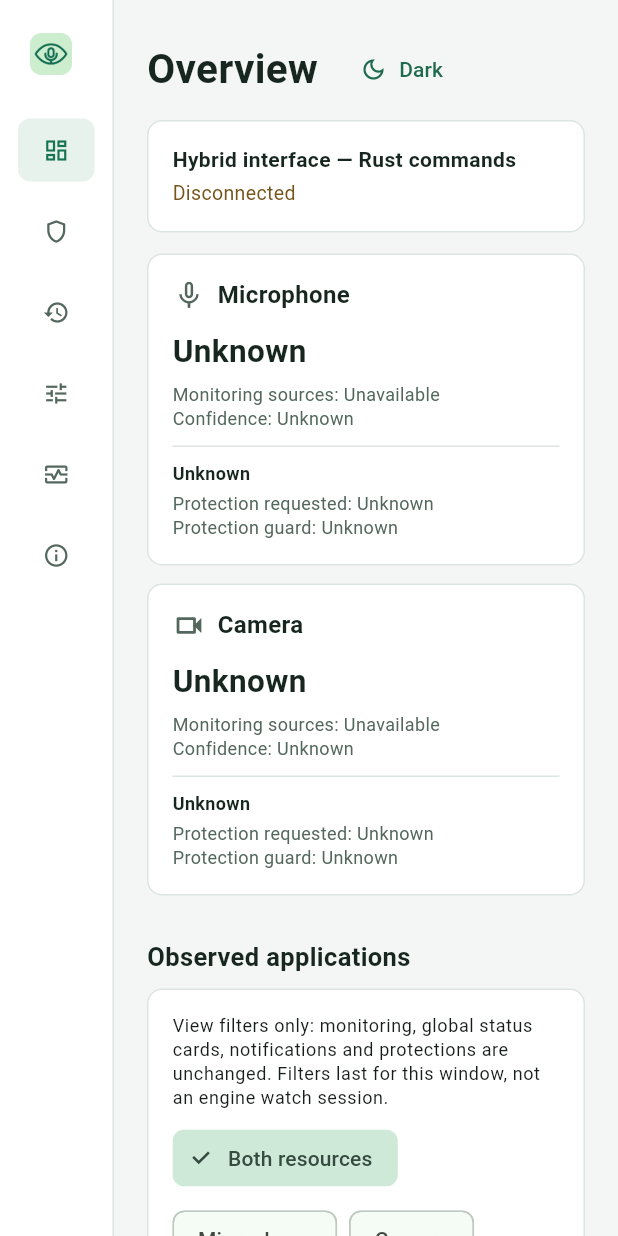
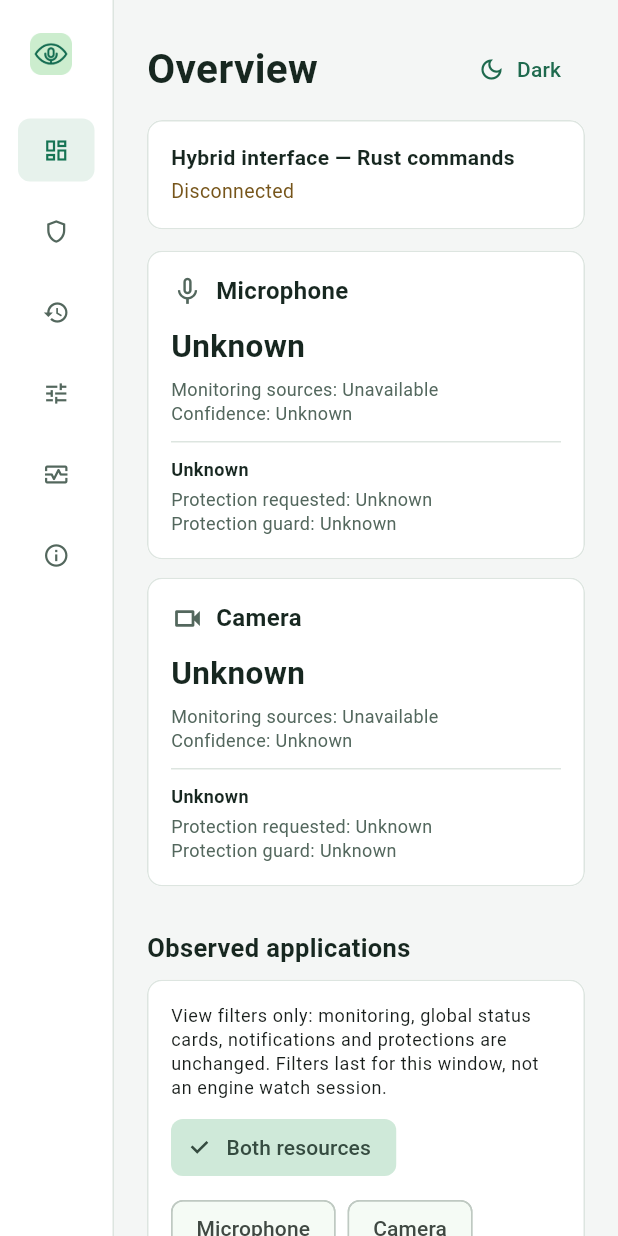
Before and after one commit to Roman-Cuisset/miccamwatch, a Flutter app: the screen it shows after launch, on a phone screen of 412 x 824 dp. Run offline on Flutter 3.47's test engine with Material 3 defaults, Android fonts, the phone set to English and light mode, and no system bars.

Commit message:
[CF-Pages-Skip] [skip ci] Fix Flutter shell overflow, Material panel ink/focus, accessibility and add shell tests

```diff
--- a/desktop/flutter/lib/main.dart
+++ b/desktop/flutter/lib/main.dart
@@ -85,8 +85,17 @@ enum AppPage {
 }
 
 class MicCamWatchApp extends StatefulWidget {
-  const MicCamWatchApp({super.key, required this.dark});
+  const MicCamWatchApp({
+    super.key,
+    required this.dark,
+    this.inputStream,
+    this.sendCommandOverride,
+    this.onTransportDone,
+  });
   final bool dark;
+  final Stream<List<int>>? inputStream;
+  final Future<void> Function(Map<String, dynamic>)? sendCommandOverride;
+  final VoidCallback? onTransportDone;
   @override
   State<MicCamWatchApp> createState() => _MicCamWatchAppState();
 }
@@ -136,17 +145,18 @@ class _MicCamWatchAppState extends State<MicCamWatchApp> {
   @override
   void initState() {
     super.initState();
-    microphoneCommands = MicrophoneCommandClient(send: sendCommand);
-    preferenceCommands = PreferenceCommandClient(send: sendCommand);
-    consultation = ConsultationClient(send: sendCommand);
+    final sender = widget.sendCommandOverride ?? sendCommand;
+    microphoneCommands = MicrophoneCommandClient(send: sender);
+    preferenceCommands = PreferenceCommandClient(send: sender);
+    consultation = ConsultationClient(send: sender);
     session.addListener(_changed);
     clock = Timer.periodic(const Duration(seconds: 1), (_) => session.tick());
-    input = wire.SnapshotInput(stdin, session, onSnapshot: () {
+    input = wire.SnapshotInput(widget.inputStream ?? stdin, session, onSnapshot: () {
       if (!receivedTiming && (session.sequence ?? 0) > 0) {
         receivedTiming = true;
-        timing('snapshot_received');
+        if (widget.sendCommandOverride == null) timing('snapshot_received');
       }
-    }, onDone: _close);
+    }, onDone: widget.onTransportDone ?? _close);
     WidgetsBinding.instance.addPostFrameCallback((_) => _frameTheme());
     if (UiQualification.enabled) {
       qualification = UiQualification(
@@ -251,7 +261,15 @@ class _MicCamWatchAppState extends State<MicCamWatchApp> {
       WidgetsBinding.instance.addPostFrameCallback((_) {
         if (!ready && mounted && session.transportLive && session.sequence == sequence) {
           ready = true;
-          emit({'type': 'ready', 'sequence': sequence});
+          if (widget.sendCommandOverride != null) {
+            unawaited(widget.sendCommandOverride!({
+              'protocol_version': wire.protocolVersion,
+              'type': 'ready',
+              'sequence': sequence,
+            }));
+          } else {
+            emit({'type': 'ready', 'sequence': sequence});
+          }
         }
       });
     }
@@ -271,13 +289,14 @@ class _MicCamWatchAppState extends State<MicCamWatchApp> {
               Image.asset('assets/miccamwatch.png', width: 28, height: 28, excludeFromSemantics: true),
               if (!compact) ...[
                 const SizedBox(width: 7),
-                Text('MicCamWatch', style: c.type(15, bold: true)),
+                Expanded(child: Text('MicCamWatch', style: c.type(15, bold: true),
+                  maxLines: 1, overflow: TextOverflow.ellipsis)),
               ],
             ])),
             const SizedBox(height: 26),
             for (final destination in AppPage.values) Padding(
               padding: const EdgeInsets.only(bottom: 6),
-              child: Tooltip(message: titles[destination]!, child: Semantics(
+              child: Tooltip(message: titles[destination]!, excludeFromSemantics: true, child: Semantics(
                 identifier: 'navigation.${destination.name}',
                 selected: page == destination,
                 child: TextButton(
@@ -296,12 +315,14 @@ class _MicCamWatchAppState extends State<MicCamWatchApp> {
           ]))),
         Expanded(child: SingleChildScrollView(key: ValueKey(page), padding: const EdgeInsets.all(22),
           child: Column(crossAxisAlignment: CrossAxisAlignment.start, children: [
-            Wrap(alignment: WrapAlignment.spaceBetween, crossAxisAlignment: WrapCrossAlignment.center,
+            SizedBox(width: double.infinity, child: Wrap(
+              alignment: WrapAlignment.spaceBetween, crossAxisAlignment: WrapCrossAlignment.center,
               spacing: 16, runSpacing: 8, children: [Text(titles[page]!, style: c.type(27, bold: true)),
-              TextButton.icon(onPressed: _theme,
+              Semantics(identifier: 'theme.toggle', child: TextButton.icon(
+                key: const ValueKey('theme.toggle'), onPressed: _theme,
                 icon: Icon(dark ? Icons.light_mode_outlined : Icons.dark_mode_outlined, size: 18),
-                label: Text(l[dark ? 'light' : 'dark'])),
-            ]),
+                label: Text(l[dark ? 'light' : 'dark']))),
+            ])),
             const SizedBox(height: 10),
             _panel(c, Column(crossAxisAlignment: CrossAxisAlignment.start, children: [
               Text(l[snapshot?.engine['mode'] == 'read_only_development' ? 'readOnly'
@@ -360,10 +381,18 @@ class _MicCamWatchAppState extends State<MicCamWatchApp> {
     );
   }
 
-  Widget _panel(Palette c, Widget child) => Container(
-    width: double.infinity, padding: const EdgeInsets.all(16),
-    decoration: BoxDecoration(color: c.card, borderRadius: BorderRadius.circular(10),
-      border: Border.all(color: c.border)), child: child);
+  Widget _panel(Palette c, Widget child) => Material(
+    color: c.card,
+    shape: RoundedRectangleBorder(
+      borderRadius: BorderRadius.circular(10),
+      side: BorderSide(color: c.border),
+    ),
+    clipBehavior: Clip.antiAlias,
+    child: SizedBox(
+      width: double.infinity,
+      child: Padding(padding: const EdgeInsets.all(16), child: child),
+    ),
+  );
 
   List<Widget> _overview(Palette c, Labels l, wire.Snapshot? snapshot) => [
     if (!session.isLive && snapshot != null) Padding(padding: const EdgeInsets.only(bottom: 10),
@@ -465,7 +494,12 @@ class _MicCamWatchAppState extends State<MicCamWatchApp> {
 
   List<Widget> _about(Palette c, Labels l, wire.Snapshot? snapshot) => [
     _panel(c, Column(crossAxisAlignment: CrossAxisAlignment.start, children: [
-      Text('MicCamWatch · ${snapshot?.engine['version'] ?? '—'} · ${l['development']}', style: c.type(18, bold: true)),
+      Text(
+        snapshot?.engine['mode'] == 'operational'
+            ? 'MicCamWatch · ${snapshot?.engine['version'] ?? '—'}'
+            : 'MicCamWatch · ${snapshot?.engine['version'] ?? '—'} · ${l['development']}',
+        style: c.type(18, bold: true),
+      ),
       const SizedBox(height: 12),
       Text(l['hybrid'], style: c.type(14, bold: true)),
       const SizedBox(height: 8),
--- a/desktop/flutter/lib/tools_panels.dart
+++ b/desktop/flutter/lib/tools_panels.dart
@@ -164,7 +164,8 @@ class _NativeToolsPanelState extends State<NativeToolsPanel> {
           ]),
           if (!client.operational) Padding(padding: const EdgeInsets.only(top: 8), child: Text(l['nativeReadOnly'])),
           if (client.disabledReason case final reason?) Text(l[reason]),
-          if (client.toolsStatus.busy) const Padding(padding: EdgeInsets.only(top: 8), child: LinearProgressIndicator()),
+          if (client.toolsStatus.busy) Padding(padding: const EdgeInsets.only(top: 8),
+            child: LinearProgressIndicator(value: MediaQuery.disableAnimationsOf(context) ? 0.5 : null)),
           if (issue != null) Semantics(liveRegion: true, child: Padding(
             padding: const EdgeInsets.only(top: 10), child: SelectableText(issue!))),
           if (state != null) ...[
```
Also changed, not shown: desktop/flutter/lib/consultation_panels.dart (+7 -5 lines), 1 other file.
